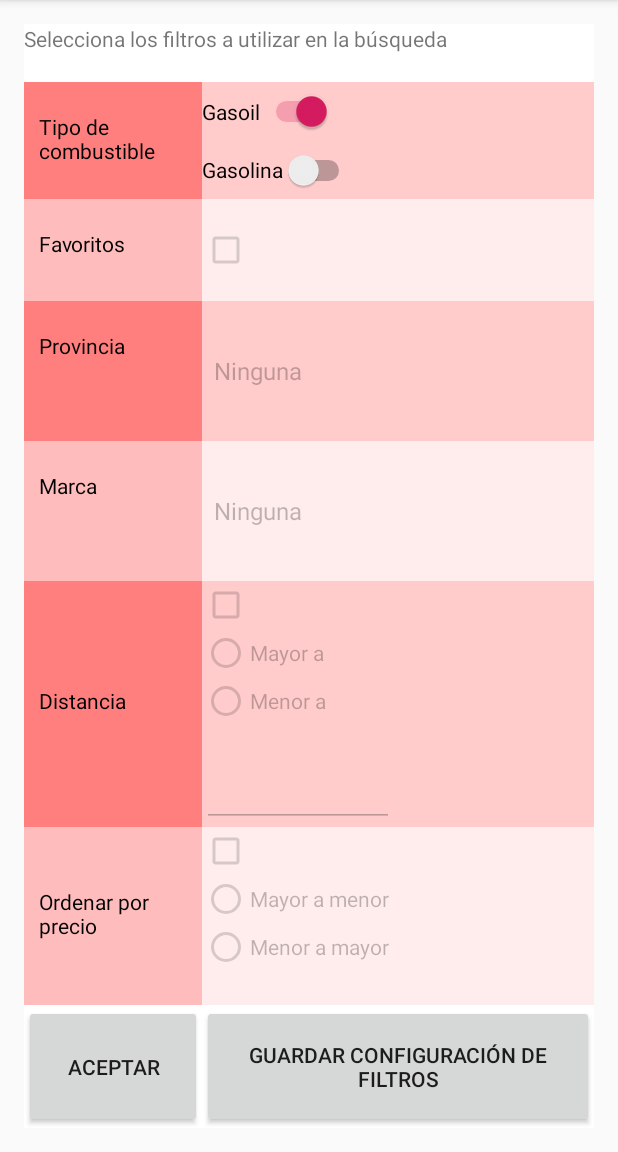
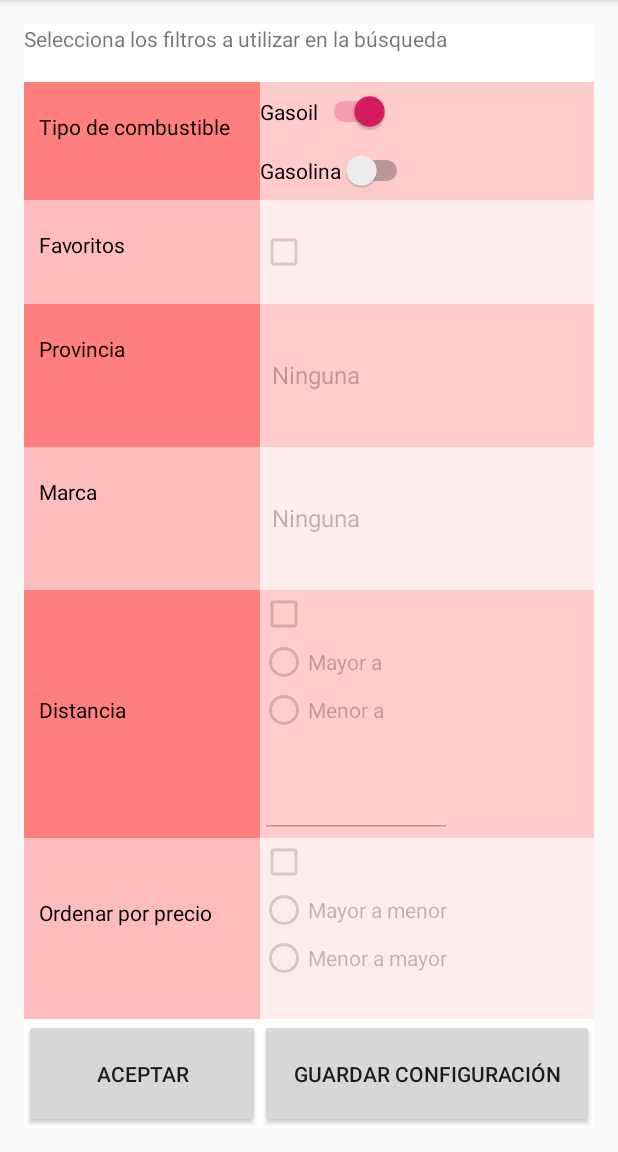
Before and after one commit to isunican/AppGasolinerasGrupo5, an Android app: the screen it shows after launch (FilterActivity), after a tap on "MOSTRAR FILTROS", on a phone screen of 412 x 824 dp, the part 84-1236 px from its top. Run offline under Robolectric (Android 15) with nearby library versions, the phone set to English and light mode, and no system bars; our stand-ins replace Room's generated code; network calls fail; 1 statement that could not run was skipped.

Commit message:
Cambiado nombre de boton guardar config

```diff
--- a/AndroidProject/app/src/main/res/layout/activity_filter.xml
+++ b/AndroidProject/app/src/main/res/layout/activity_filter.xml
@@ -297,7 +297,7 @@
                     android:layout_width="wrap_content"
                     android:layout_height="match_parent"
                     android:layout_weight="1"
-                    android:text="Guardar configuración de filtros"
+                    android:text="Guardar configuración"
                     android:visibility="visible" />
 
             </TableRow>
```
